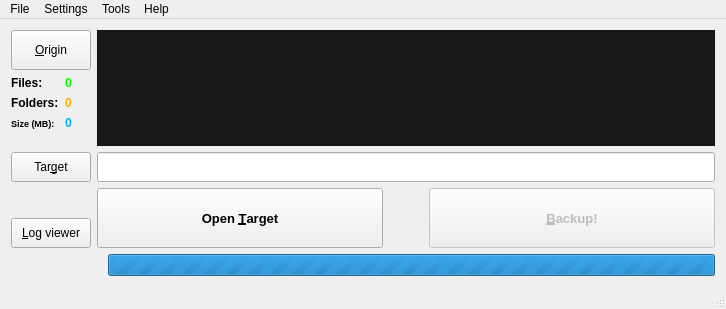
Old version of the form bumain.ui in the repository GTRONICK/QBack.
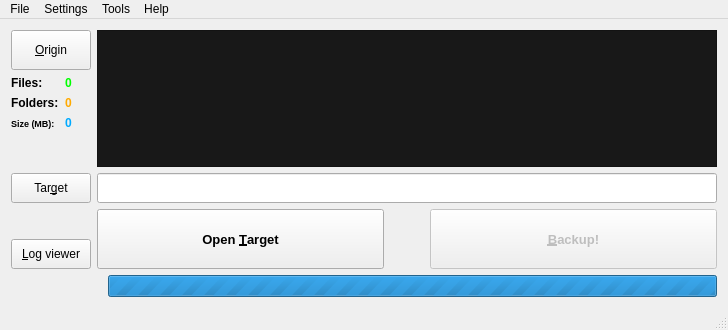
New version of the form. Icons and pictures are not drawn.

Commit message: Added deafult theme action

```diff
--- a/bumain.ui
+++ b/bumain.ui
@@ -6,8 +6,8 @@
    <rect>
     <x>0</x>
     <y>0</y>
-    <width>726</width>
-    <height>309</height>
+    <width>728</width>
+    <height>330</height>
    </rect>
   </property>
   <property name="windowTitle">
@@ -438,8 +438,8 @@
     <rect>
      <x>0</x>
      <y>0</y>
-     <width>726</width>
-     <height>21</height>
+     <width>728</width>
+     <height>23</height>
     </rect>
    </property>
    <widget class="QMenu" name="menuFile">
```
Left out of the diff: 6 changed lines with no effect on the pictures.
